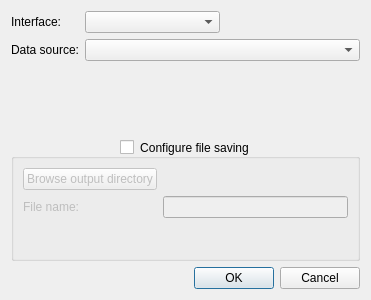
The window that biogui/resources/data_source_config_dialog.ui (pulp-bio/biogui) describes before a commit, drawn with Qt 5.
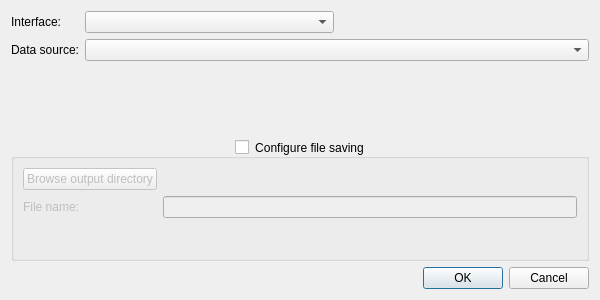
The same window after the commit.

The edit to the form file:
```diff
--- a/biogui/resources/data_source_config_dialog.ui
+++ b/biogui/resources/data_source_config_dialog.ui
@@ -6,7 +6,7 @@
    <rect>
     <x>0</x>
     <y>0</y>
-    <width>371</width>
+    <width>600</width>
     <height>300</height>
    </rect>
   </property>
```
